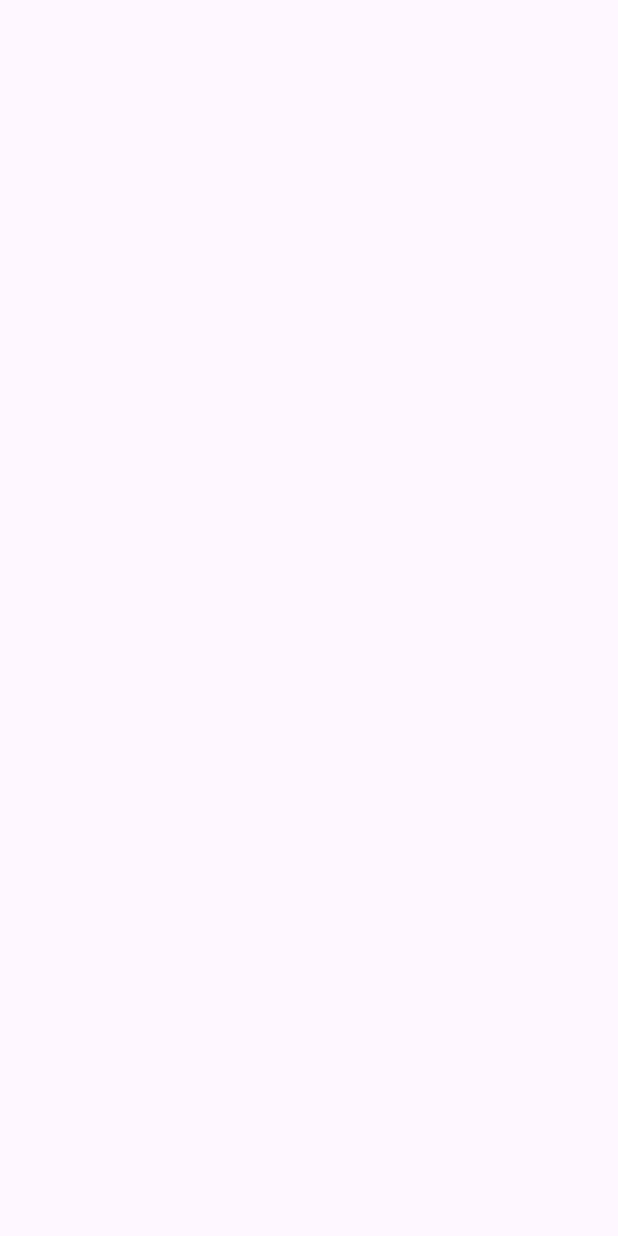
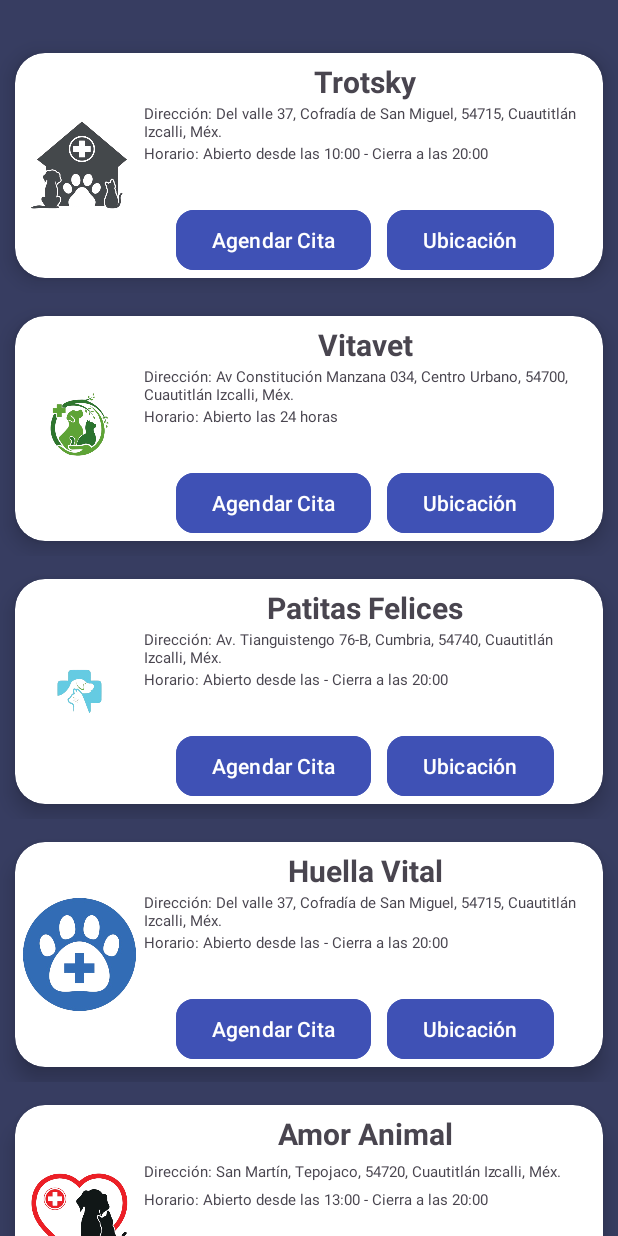
Before and after one commit to Jorch1710/Medipet, an Android app: the activity_sucursales screen opened directly, with no data from a screen before it, on a phone screen of 412 x 824 dp. Before the commit the screen is empty. Run offline under Robolectric (Android 15) with nearby library versions, the phone set to English and light mode, and no system bars.

Commit message:
DIEGO MANUEL 03-06-25 22:20

```diff
--- a/app/src/main/java/com/example/medipet/AA_RecyclerViewAdapterSucursales.java
+++ b/app/src/main/java/com/example/medipet/AA_RecyclerViewAdapterSucursales.java
@@ -4,6 +4,7 @@ import android.content.Context;
 import android.view.LayoutInflater;
 import android.view.View;
 import android.view.ViewGroup;
+import android.widget.Button;
 import android.widget.ImageView;
 import android.widget.TextView;
 
@@ -14,12 +15,19 @@ import java.util.ArrayList;
 
 public class AA_RecyclerViewAdapterSucursales extends RecyclerView.Adapter<AA_RecyclerViewAdapterSucursales.MyViewHolder> {
 
+    private final RecyclerViewInterfaceSucursales recyclerViewInterface;
+
     Context context;
     ArrayList<SucursalesModel> sucursalesModels;
 
-    public AA_RecyclerViewAdapterSucursales(Context context, ArrayList<SucursalesModel> sucursalesModels){
+    Button btn_agendar;
+    Button btn_ubicacion;
+
+    public AA_RecyclerViewAdapterSucursales(Context context, ArrayList<SucursalesModel> sucursalesModels,
+                                            RecyclerViewInterfaceSucursales recyclerViewInterfaceSucursales){
         this.context=context;
         this.sucursalesModels=sucursalesModels;
+        this.recyclerViewInterface=recyclerViewInterfaceSucursales;
     }
 /*
     public AA_RecyclerViewAdapterSucursales(com.example.medipet.activity_sucursales context, ArrayList<com.example.medipet.SucursalesModel> sucursalesModels) {
@@ -35,7 +43,7 @@ public class AA_RecyclerViewAdapterSucursales extends RecyclerView.Adapter<AA_Re
         LayoutInflater inflater=LayoutInflater.from(context);
         View view=inflater.inflate(R.layout.recycler_view_row_sucursales, parent, false);
 
-        return new AA_RecyclerViewAdapterSucursales.MyViewHolder(view);
+        return new AA_RecyclerViewAdapterSucursales.MyViewHolder(view, recyclerViewInterface);
     }
 
     @Override
@@ -52,17 +60,45 @@ public class AA_RecyclerViewAdapterSucursales extends RecyclerView.Adapter<AA_Re
     public int getItemCount() {
         return sucursalesModels.size();
     }
-    public static class MyViewHolder extends RecyclerView.ViewHolder{
+    public class MyViewHolder extends RecyclerView.ViewHolder{
 
         ImageView imageView;
         TextView tvNombre,tvDireccion,tvHorario;
-        public MyViewHolder(@NonNull View itemView) {
+        public MyViewHolder(@NonNull View itemView, RecyclerViewInterfaceSucursales recyclerViewInterfaceSucursales) {
             super(itemView);
 
             imageView=itemView.findViewById(R.id.img_sucursal);
             tvNombre=itemView.findViewById(R.id.txt_sucursalnombre);
             tvDireccion=itemView.findViewById(R.id.txt_sucursaldireccion);
             tvHorario=itemView.findViewById(R.id.txt_sucursalhorario);
+
+            btn_agendar=itemView.findViewById(R.id.btn_agendar);
+            btn_ubicacion=itemView.findViewById(R.id.btn_ubicacion);
+
+            btn_agendar.setOnClickListener(new View.OnClickListener() {
+                @Override
+                public void onClick(View v) {
+                    if (recyclerViewInterface!=null){
+                        int pos = getAdapterPosition();
+                        if (pos!=RecyclerView.NO_POSITION){
+                            recyclerViewInterface.onItemClick(pos);
+                        }
+                    }
+                }
+            });
+
+            btn_ubicacion.setOnClickListener(new View.OnClickListener() {
+                @Override
+                public void onClick(View v) {
+                    if (recyclerViewInterface!=null){
+                        int pos = getAdapterPosition();
+                        if (pos!=RecyclerView.NO_POSITION){
+                            recyclerViewInterface.onItemClickUbicacion(pos);
+                        }
+                    }
+                }
+            });
+
         }
     }
 }
--- a/app/src/main/java/com/example/medipet/MainActivity.java
+++ b/app/src/main/java/com/example/medipet/MainActivity.java
@@ -35,7 +35,7 @@ public class MainActivity extends AppCompatActivity {
             @Override
             public void onClick(View v) {
                 //AQUIIIIIIII CAMBIEN LA ACTIVITY--------------------------->AQUI
-                Intent intent = new Intent(MainActivity.this,FormPerroKJ.class);
+                Intent intent = new Intent(MainActivity.this, MainActivityKJ.class);
                 startActivity(intent);
             }
         });
--- /dev/null
+++ b/app/src/main/java/com/example/medipet/RecyclerViewInterfaceSucursales.java
@@ -0,0 +1,6 @@
+package com.example.medipet;
+
+public interface RecyclerViewInterfaceSucursales {
+    void onItemClick(int position);
+    void onItemClickUbicacion(int position);
+}
--- a/app/src/main/java/com/example/medipet/activity_sucursales.java
+++ b/app/src/main/java/com/example/medipet/activity_sucursales.java
@@ -1,7 +1,7 @@
 package com.example.medipet;
 
 import android.os.Bundle;
-
+import android.content.Intent;
 import androidx.activity.EdgeToEdge;
 import androidx.appcompat.app.AppCompatActivity;
 import androidx.core.graphics.Insets;
@@ -12,8 +12,8 @@ import androidx.recyclerview.widget.RecyclerView;
 
 import java.util.ArrayList;
 
-public class activity_sucursales extends AppCompatActivity {
-/*
+public class activity_sucursales extends AppCompatActivity implements RecyclerViewInterfaceSucursales{
+
     ArrayList<SucursalesModel> sucursalesModels = new ArrayList<>();
 
     int[] sucursalImagenes = {R.drawable.icon_trotsky, R.drawable.icon_vitavet, R.drawable.icon_patitasfelices,
@@ -30,7 +30,7 @@ public class activity_sucursales extends AppCompatActivity {
         setUpSucursalModels();
 
         AA_RecyclerViewAdapterSucursales adapter = new AA_RecyclerViewAdapterSucursales(this,
-                sucursalesModels);
+                sucursalesModels, this);
 
         recyclerView.setAdapter(adapter);
         recyclerView.setLayoutManager(new LinearLayoutManager(this));
@@ -48,5 +48,17 @@ public class activity_sucursales extends AppCompatActivity {
                     sucursalHorarios[i],
                     sucursalImagenes[i]));
         }
-    }*/
+    }
+
+    @Override
+    public void onItemClick(int position) {
+            Intent intent = new Intent(activity_sucursales.this, activity_cita.class);
+            startActivity(intent);
+    }
+
+    @Override
+    public void onItemClickUbicacion(int position) {
+        Intent intent = new Intent(activity_sucursales.this, activity_ubicacion.class);
+        startActivity(intent);
+    }
 }
--- a/app/src/main/res/layout/activity_sucursales.xml
+++ b/app/src/main/res/layout/activity_sucursales.xml
@@ -5,12 +5,14 @@
     android:id="@+id/main"
     android:layout_width="match_parent"
     android:layout_height="match_parent"
+    android:background="#373D61"
     tools:context=".activity_sucursales">
 
     <androidx.recyclerview.widget.RecyclerView
         android:id="@+id/mRecyclerView"
         android:layout_width="match_parent"
         android:layout_height="match_parent"
+        android:paddingTop="20dp"
         app:layout_constraintBottom_toBottomOf="parent"
         app:layout_constraintEnd_toEndOf="parent"
         app:layout_constraintStart_toStartOf="parent"
--- a/app/src/main/res/values/strings.xml
+++ b/app/src/main/res/values/strings.xml
@@ -42,4 +42,29 @@
         libero vel nunc consequat, quis tincidunt nisl eleifend. Cras bibendum enim a justo luctus
         vestibulum. Fusce dictum libero quis erat maximus, vitae volutpat diam dignissim.
     </string>
+
+    <string-array name="sucursales_nombre_txt">
+        <item>Trotsky</item>
+        <item>Vitavet</item>
+        <item>Patitas Felices</item>
+        <item>Huella Vital</item>
+        <item>Amor Animal</item>
+    </string-array>
+
+    <string-array name="sucursales_direccion_txt">
+        <item>Dirección: Del valle 37, Cofradía de San Miguel, 54715, Cuautitlán Izcalli, Méx.</item>
+        <item>Dirección: Av Constitución Manzana 034, Centro Urbano, 54700, Cuautitlán Izcalli, Méx.</item>
+        <item>Dirección: Av. Tianguistengo 76-B, Cumbria, 54740, Cuautitlán Izcalli, Méx.</item>
+        <item>Dirección: Del valle 37, Cofradía de San Miguel, 54715, Cuautitlán Izcalli, Méx.</item>
+        <item>Dirección: San Martín, Tepojaco, 54720, Cuautitlán Izcalli, Méx.</item>
+    </string-array>
+
+    <string-array name="sucursales_horario_txt">
+        <item>Horario: Abierto desde las 10:00 - Cierra a las 20:00</item>
+        <item>Horario: Abierto las 24 horas</item>
+        <item>Horario: Abierto desde las - Cierra a las 20:00</item>
+        <item>Horario: Abierto desde las - Cierra a las 20:00</item>
+        <item>Horario: Abierto desde las 13:00 - Cierra a las 20:00</item>
+    </string-array>
+
 </resources>
```
Also changed, not shown: app/src/main/AndroidManifest.xml (+9 -2 lines), app/src/main/java/com/example/medipet/activity_cita.java (added, +191 -0 lines), app/src/main/java/com/example/medipet/activity_ubicacion.java (added, +22 -0 lines), app/src/main/res/layout/activity_cita.xml (added, +87 -0 lines), app/src/main/res/layout/activity_ubicacion.xml (added, +8 -0 lines), app/src/main/res/drawable/ic_calendar_today.png (added), app/src/main/res/drawable/ic_time.png (added).
